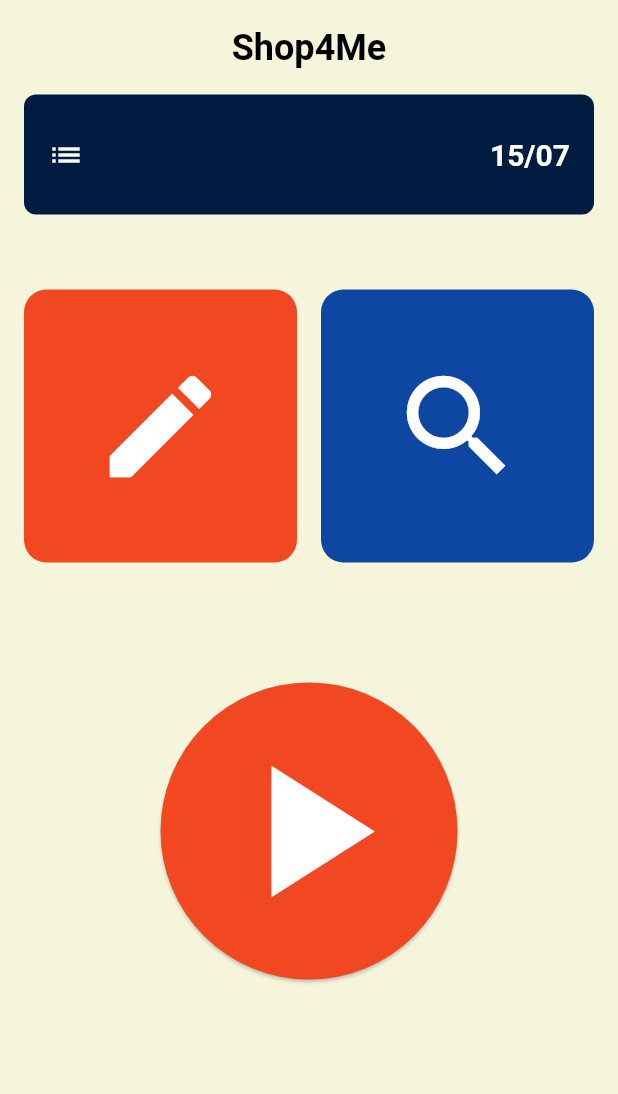
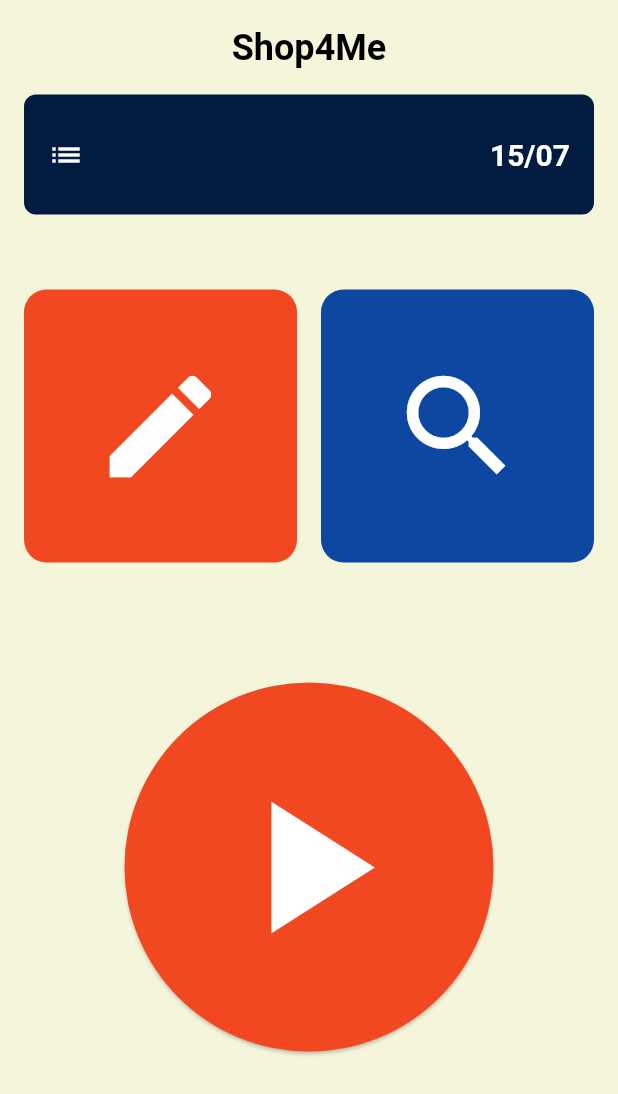
Before and after one commit to MatthieuFranques/ShopForMe, a Flutter app: the screen it shows after launch, on a phone screen of 412 x 824 dp. Shown: the top 1094 px of the screen. Run offline on Flutter 3.47's test engine with Material 3 defaults, Android fonts, the phone set to English and light mode, and no system bars.

Commit message:
style(widget start_button): Increase padding for start button

```diff
--- a/mobile/lib/ui/widgets/start_button.dart
+++ b/mobile/lib/ui/widgets/start_button.dart
@@ -11,7 +11,7 @@ class StartButton extends StatelessWidget {
       onPressed: onPressed,
       style: ElevatedButton.styleFrom(
         shape: const CircleBorder(),
-        padding: const EdgeInsets.all(24),
+        padding: const EdgeInsets.all(48),
         backgroundColor: Theme.of(context).colorScheme.secondary,
       ),
       child: const Icon(Icons.play_arrow, size: 150),
```
